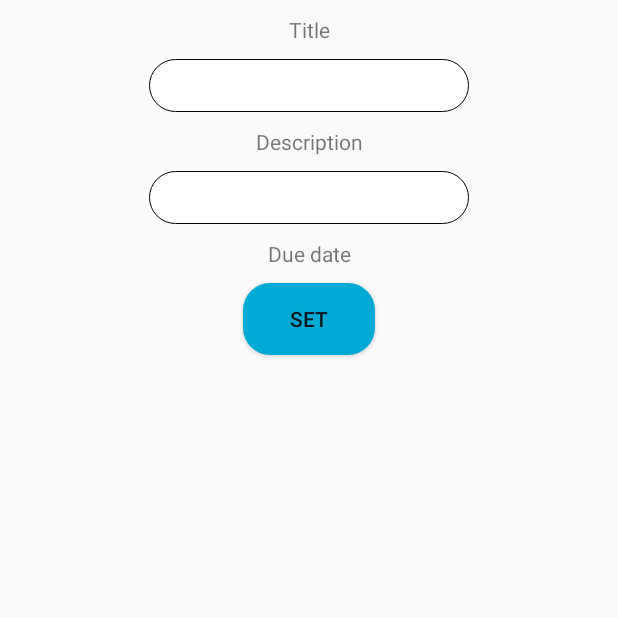
After one commit to shanishapp/Roomie, an Android app: the fragment ChoreFragment shown on its own in the app's theme, on a phone screen of 412 x 824 dp, the top half of it. The commit adds this screen. Run offline under Robolectric (Android 15) with nearby library versions, the phone set to English and light mode, and no system bars.

Commit message:
work on new chore

```diff
--- /dev/null
+++ b/app/src/main/java/com/example/roomie/Chore.java
@@ -0,0 +1,28 @@
+package com.example.roomie;
+
+import android.util.Pair;
+
+import java.util.Date;
+
+public class Chore {
+    private Date _dueDate;
+    private Date _creationDate;
+    private Date _lastUpdatedDate;
+    private Date _snoozeDate;//TODO need to be changed dynamically through the running
+
+    private String _title;
+    private String _description;
+    private Pair<String,Integer> _kind;
+    private String _assignee; //TODO change to residence class
+
+    Chore(String title, String description, Pair<String, Integer> kind, String assignee, Date dueDate) {
+        _title = title;
+        _description = description;
+        _kind = kind;
+        _assignee = assignee;
+        _dueDate = dueDate;
+        _creationDate = new Date();
+        _lastUpdatedDate = _creationDate;
+        _snoozeDate = null;
+    }
+}
--- /dev/null
+++ b/app/src/main/java/com/example/roomie/ChoreFragment.java
@@ -0,0 +1,79 @@
+package com.example.roomie;
+
+import android.os.Bundle;
+
+import androidx.fragment.app.Fragment;
+
+import android.util.Pair;
+import android.view.LayoutInflater;
+import android.view.View;
+import android.view.ViewGroup;
+import android.widget.Button;
+
+/**
+ * A simple {@link Fragment} subclass.
+ * Use the {@link ChoreFragment#newInstance} factory method to
+ * create an instance of this fragment.
+ */
+public class ChoreFragment extends Fragment {
+
+    // TODO: Rename parameter arguments, choose names that match
+    // the fragment initialization parameters, e.g. ARG_ITEM_NUMBER
+    private static final String ARG_PARAM1 = "param1";
+    private static final String ARG_PARAM2 = "param2";
+    Button datePickerBtn;
+
+    // TODO: Rename and change types of parameters
+    private String mParam1;
+    private String mParam2;
+
+    public ChoreFragment() {
+        // Required empty public constructor
+    }
+
+    /**
+     * Use this factory method to create a new instance of
+     * this fragment using the provided parameters.
+     *
+     * @param param1 Parameter 1.
+     * @param param2 Parameter 2.
+     * @return A new instance of fragment ChoreFragment.
+     */
+    // TODO: Rename and change types and number of parameters
+    public static ChoreFragment newInstance(String param1, String param2) {
+        ChoreFragment fragment = new ChoreFragment();
+        Bundle args = new Bundle();
+        args.putString(ARG_PARAM1, param1);
+        args.putString(ARG_PARAM2, param2);
+        fragment.setArguments(args);
+        return fragment;
+    }
+
+    @Override
+    public void onCreate(Bundle savedInstanceState) {
+        super.onCreate(savedInstanceState);
+        if (getArguments() != null) {
+            mParam1 = getArguments().getString(ARG_PARAM1);
+            mParam2 = getArguments().getString(ARG_PARAM2);
+        }
+    }
+
+    @Override
+    public View onCreateView(LayoutInflater inflater, ViewGroup container,
+                             Bundle savedInstanceState) {
+        // Inflate the layout for this fragment
+        View v = inflater.inflate(R.layout.fragment_chore, container, false);
+
+        datePickerBtn = v.findViewById(R.id.setDueDateBtn);
+        datePickerBtn.setOnClickListener(new View.OnClickListener() {
+            @Override
+            public void onClick(View view) {
+
+            }
+        });
+
+        return v;
+    }
+
+
+}
--- a/app/src/main/res/layout/fragment_choose_house_new_house.xml
+++ b/app/src/main/res/layout/fragment_choose_house_new_house.xml
@@ -86,8 +86,8 @@
                 android:layout_height="wrap_content"
                 android:layout_marginHorizontal="16dp"
                 android:layout_marginTop="32dp"
-                android:background="@color/buttonColor"
-                android:text="@string/create_new_house_create_new_house"
+                android:background="@drawable/button_bg"
+                android:text="Create New House"
                 android:textColor="@color/white"
                 app:layout_constraintEnd_toEndOf="parent"
                 app:layout_constraintStart_toStartOf="parent"
--- /dev/null
+++ b/app/src/main/res/layout/fragment_chore.xml
@@ -0,0 +1,83 @@
+<?xml version="1.0" encoding="utf-8"?>
+<FrameLayout xmlns:android="http://schemas.android.com/apk/res/android"
+    xmlns:app="http://schemas.android.com/apk/res-auto"
+    xmlns:tools="http://schemas.android.com/tools"
+    android:layout_width="match_parent"
+    android:layout_height="match_parent"
+    tools:context=".ChoreFragment">
+
+    <androidx.constraintlayout.widget.ConstraintLayout
+        android:layout_height="match_parent"
+        android:layout_width="match_parent">
+
+
+        <EditText
+            android:id="@+id/choreTitleEditText"
+            android:layout_width="wrap_content"
+            android:layout_height="wrap_content"
+            android:layout_marginTop="10dp"
+            android:background="@drawable/input_bg"
+            android:ems="10"
+            android:inputType="textPersonName"
+            android:padding="5dp"
+            app:layout_constraintEnd_toEndOf="parent"
+            app:layout_constraintStart_toStartOf="parent"
+            app:layout_constraintTop_toBottomOf="@+id/choreTitleTextView" />
+
+        <EditText
+            android:id="@+id/descriptionEditText"
+            android:layout_width="wrap_content"
+            android:layout_height="wrap_content"
+            android:layout_marginTop="10dp"
+            android:background="@drawable/input_bg"
+            android:ems="10"
+            android:inputType="textPersonName"
+            android:padding="5dp"
+            app:layout_constraintEnd_toEndOf="parent"
+            app:layout_constraintStart_toStartOf="parent"
+            app:layout_constraintTop_toBottomOf="@+id/descriptionTextView" />
+
+
+        <TextView
+            android:id="@+id/choreTitleTextView"
+            android:layout_width="wrap_content"
+            android:layout_height="wrap_content"
+            android:layout_marginTop="10dp"
+            android:text="Title"
+            app:layout_constraintEnd_toEndOf="parent"
+            app:layout_constraintStart_toStartOf="parent"
+            app:layout_constraintTop_toTopOf="parent" />
+
+        <TextView
+            android:id="@+id/descriptionTextView"
+            android:layout_width="wrap_content"
+            android:layout_height="wrap_content"
+            android:layout_marginTop="10dp"
+            android:text="Description"
+            app:layout_constraintEnd_toEndOf="parent"
+            app:layout_constraintStart_toStartOf="parent"
+            app:layout_constraintTop_toBottomOf="@+id/choreTitleEditText" />
+
+        <TextView
+            android:id="@+id/dueDateTextView"
+            android:layout_width="wrap_content"
+            android:layout_height="wrap_content"
+            android:layout_marginTop="10dp"
+            android:text="Due date"
+            app:layout_constraintEnd_toEndOf="parent"
+            app:layout_constraintStart_toStartOf="parent"
+            app:layout_constraintTop_toBottomOf="@+id/descriptionEditText" />
+
+        <Button
+            android:id="@+id/setDueDateBtn"
+            android:layout_width="wrap_content"
+            android:layout_height="wrap_content"
+            android:layout_marginTop="10dp"
+            android:background="@drawable/button_bg"
+            android:text="set"
+            app:layout_constraintEnd_toEndOf="parent"
+            app:layout_constraintStart_toStartOf="parent"
+            app:layout_constraintTop_toBottomOf="@+id/dueDateTextView" />
+    </androidx.constraintlayout.widget.ConstraintLayout>
+
+</FrameLayout>
```
Also changed, not shown: app/src/main/res/drawable-hdpi/translate_icon.png (added), app/src/main/res/drawable-ldpi/translate_icon.png (added), app/src/main/res/drawable-mdpi/translate_icon.png (added), app/src/main/res/drawable-xhdpi/translate_icon.png (added), app/src/main/res/drawable-xxhdpi/translate_icon.png (added), app/src/main/res/drawable-xxxhdpi/translate_icon.png (added).
